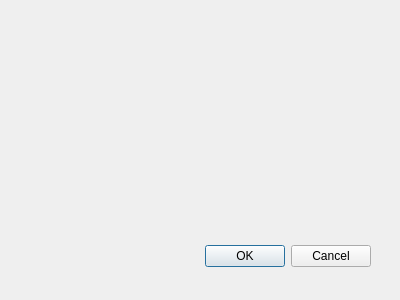
This is util/qt/infomodule.ui in mupuf/PPassKeeper as Qt 5 draws it before an edit. The edited form follows.
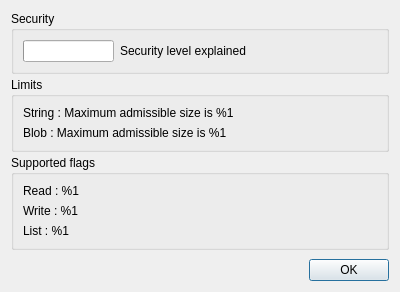
This is the edited form.

Commit message: lib bug fix ; GUI : design of moduleinfo

Diff of the .ui file:
```diff
--- a/util/qt/infomodule.ui
+++ b/util/qt/infomodule.ui
@@ -3,34 +3,170 @@
  <comment/>
  <exportmacro/>
  <class>InfoModule</class>
- <widget class="QDialog" name="InfoModule" >
-  <property name="geometry" >
+ <widget class="QDialog" name="InfoModule">
+  <property name="geometry">
    <rect>
     <x>0</x>
     <y>0</y>
     <width>400</width>
-    <height>300</height>
+    <height>292</height>
    </rect>
   </property>
   <property name="windowTitle" >
    <string>Dialog</string>
   </property>
-  <widget class="QDialogButtonBox" name="buttonBox" >
-   <property name="geometry" >
-    <rect>
-     <x>30</x>
-     <y>240</y>
-     <width>341</width>
-     <height>32</height>
-    </rect>
+  <layout class="QVBoxLayout" name="verticalLayout_2">
+   <property name="spacing">
+    <number>3</number>
    </property>
-   <property name="orientation" >
-    <enum>Qt::Horizontal</enum>
-   </property>
-   <property name="standardButtons" >
-    <set>QDialogButtonBox::Cancel|QDialogButtonBox::Ok</set>
-   </property>
-  </widget>
+   <item>
+    <widget class="QGroupBox" name="groupBox">
+     <property name="title">
+      <string>Security</string>
+     </property>
+     <layout class="QVBoxLayout" name="verticalLayout">
+      <item>
+       <layout class="QHBoxLayout" name="horizontalLayout">
+        <item>
+         <widget class="QProgressBar" name="securityProgress">
+          <property name="sizePolicy">
+           <sizepolicy hsizetype="Fixed" vsizetype="Fixed">
+            <horstretch>0</horstretch>
+            <verstretch>0</verstretch>
+           </sizepolicy>
+          </property>
+          <property name="maximum">
+           <number>3</number>
+          </property>
+          <property name="value">
+           <number>0</number>
+          </property>
+          <property name="format">
+           <string/>
+          </property>
+         </widget>
+        </item>
+        <item>
+         <widget class="QLabel" name="label">
+          <property name="sizePolicy">
+           <sizepolicy hsizetype="Preferred" vsizetype="Preferred">
+            <horstretch>0</horstretch>
+            <verstretch>0</verstretch>
+           </sizepolicy>
+          </property>
+          <property name="text">
+           <string>Security level explained</string>
+          </property>
+         </widget>
+        </item>
+       </layout>
+      </item>
+     </layout>
+    </widget>
+   </item>
+   <item>
+    <widget class="QGroupBox" name="groupBox_2">
+     <property name="title">
+      <string>Limits</string>
+     </property>
+     <layout class="QVBoxLayout" name="verticalLayout_3">
+      <item>
+       <widget class="QLabel" name="label_2">
+        <property name="text">
+         <string>String : Maximum admissible size is %1</string>
+        </property>
+       </widget>
+      </item>
+      <item>
+       <widget class="QLabel" name="label_3">
+        <property name="text">
+         <string>Blob : Maximum admissible size is %1</string>
+        </property>
+       </widget>
+      </item>
+     </layout>
+    </widget>
+   </item>
+   <item>
+    <widget class="QGroupBox" name="groupBox_3">
+     <property name="title">
+      <string>Supported flags</string>
+     </property>
+     <layout class="QVBoxLayout" name="verticalLayout_4">
+      <item>
+       <widget class="QLabel" name="label_4">
+        <property name="text">
+         <string>Read : %1</string>
+        </property>
+       </widget>
+      </item>
+      <item>
+       <widget class="QLabel" name="label_5">
+        <property name="text">
+         <string>Write : %1</string>
+        </property>
+       </widget>
+      </item>
+      <item>
+       <widget class="QLabel" name="label_6">
+        <property name="text">
+         <string>List : %1</string>
+        </property>
+       </widget>
+      </item>
+     </layout>
+    </widget>
+   </item>
+   <item>
+    <spacer name="verticalSpacer">
+     <property name="orientation">
+      <enum>Qt::Vertical</enum>
+     </property>
+     <property name="sizeHint" stdset="0">
+      <size>
+       <width>20</width>
+       <height>40</height>
+      </size>
+     </property>
+    </spacer>
+   </item>
+   <item>
+    <layout class="QHBoxLayout" name="horizontalLayout_2">
+     <property name="spacing">
+      <number>0</number>
+     </property>
+     <item>
+      <spacer name="horizontalSpacer">
+       <property name="orientation">
+        <enum>Qt::Horizontal</enum>
+       </property>
+       <property name="sizeHint" stdset="0">
+        <size>
+         <width>40</width>
+         <height>20</height>
+        </size>
+       </property>
+      </spacer>
+     </item>
+     <item>
+      <widget class="QDialogButtonBox" name="buttonBox">
+       <property name="sizePolicy">
+        <sizepolicy hsizetype="Fixed" vsizetype="Fixed">
+         <horstretch>0</horstretch>
+         <verstretch>0</verstretch>
+        </sizepolicy>
+       </property>
+       <property name="orientation">
+        <enum>Qt::Horizontal</enum>
+       </property>
+       <property name="standardButtons">
+        <set>QDialogButtonBox::Ok</set>
+       </property>
+      </widget>
+     </item>
+    </layout>
+   </item>
+  </layout>
  </widget>
  <pixmapfunction/>
  <resources/>
```
Left out of the diff: 17 changed lines with no effect on the pictures. The commit also changes 1 other file.
